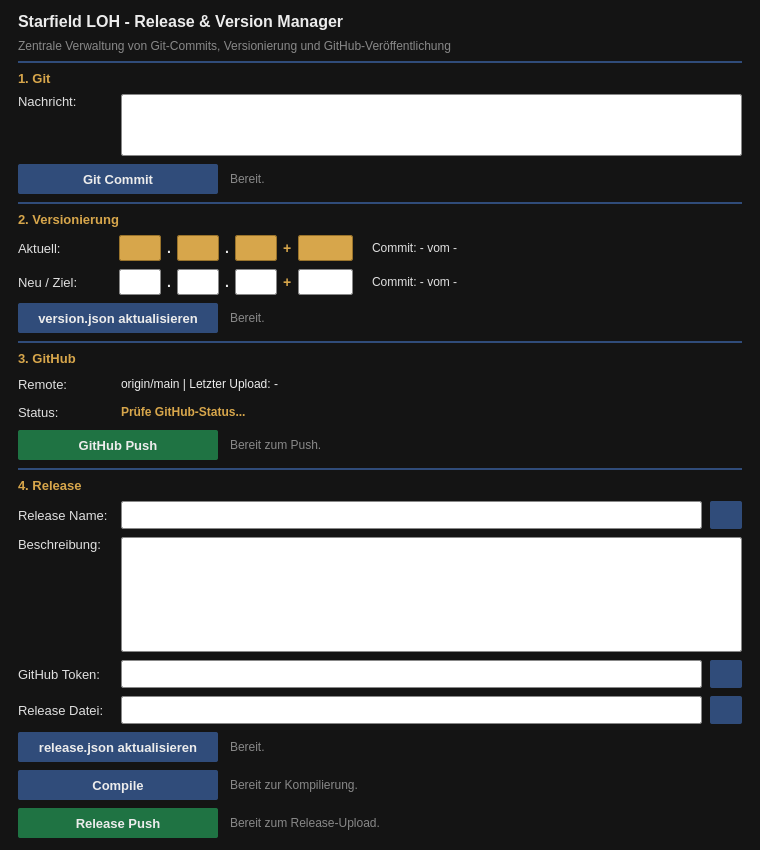
This is Release/Build_Release.ui in Looking4Git/Starfield_LOH as Qt 5 draws it before an edit. The edited form follows.
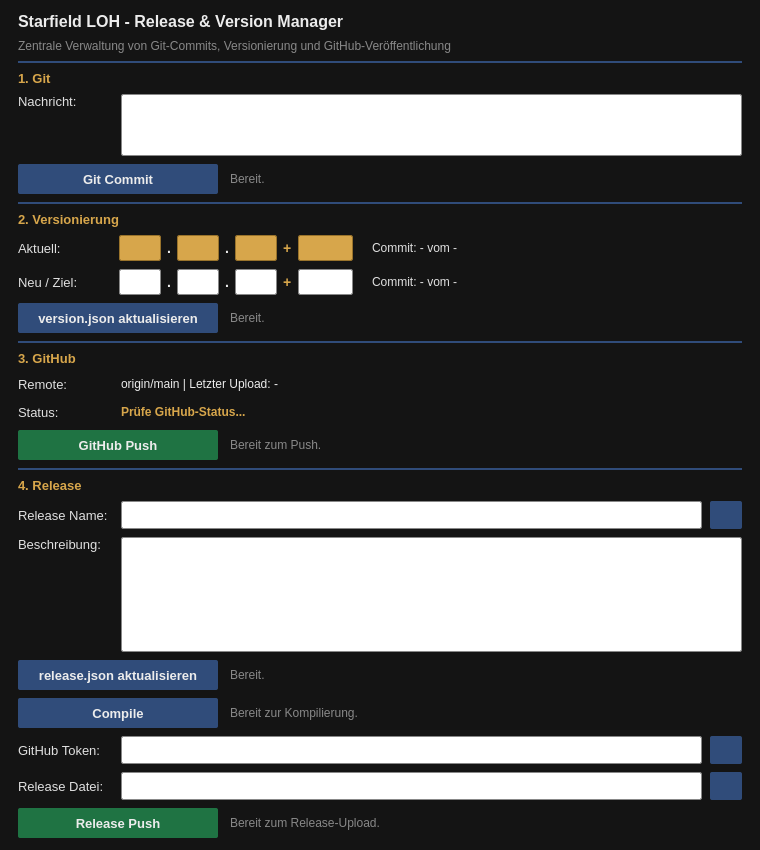
This is the edited form.

Commit message: feat(release): Packaging auf flaches ZIP umgestellt, Starfield_LOH.ico eingebunden, Konsolen-Flackern behoben und Classifier-UI-Aktivierungssteuerung korrigiert

```diff
--- a/Release/Build_Release.ui
+++ b/Release/Build_Release.ui
@@ -990,6 +990,120 @@
     </layout>
    </item>
 
+   <!-- release.json aktualisieren Button & Status -->
+   <item>
+    <layout class="QHBoxLayout" name="row_rel_save">
+     <property name="spacing">
+      <number>12</number>
+     </property>
+     <item>
+      <widget class="QPushButton" name="btn_save_release">
+       <property name="minimumSize">
+        <size>
+         <width>200</width>
+         <height>30</height>
+        </size>
+       </property>
+       <property name="maximumSize">
+        <size>
+         <width>200</width>
+         <height>30</height>
+        </size>
+       </property>
+       <property name="cursor">
+        <cursorShape>PointingHandCursor</cursorShape>
+       </property>
+       <property name="styleSheet">
+        <string notr="true">QPushButton { background-color: #304C7A; color: #ECECEC; border: none; border-radius: 2px; padding: 4px 16px; font-size: 13px; font-weight: bold; } QPushButton:hover { background-color: #5b7a9e; } QPushButton:pressed { background-color: #1e3355; }</string>
+       </property>
+       <property name="text">
+        <string>release.json aktualisieren</string>
+       </property>
+      </widget>
+     </item>
+     <item>
+      <widget class="QLabel" name="lbl_rel_save_status">
+       <property name="styleSheet">
+        <string notr="true">color: #888888; font-size: 12px;</string>
+       </property>
+       <property name="text">
+        <string>Bereit.</string>
+       </property>
+      </widget>
+     </item>
+     <item>
+      <spacer name="spacer_rel_save">
+       <property name="orientation">
+        <enum>Qt::Orientation::Horizontal</enum>
+       </property>
+       <property name="sizeHint" stdset="0">
+        <size>
+         <width>40</width>
+         <height>20</height>
+        </size>
+       </property>
+      </spacer>
+     </item>
+    </layout>
+   </item>
+
+   <!-- Compile Button & Status -->
+   <item>
+    <layout class="QHBoxLayout" name="row_rel_compile">
+     <property name="spacing">
+      <number>12</number>
+     </property>
+     <item>
+      <widget class="QPushButton" name="btn_compile">
+       <property name="minimumSize">
+        <size>
+         <width>200</width>
+         <height>30</height>
+        </size>
+       </property>
+       <property name="maximumSize">
+        <size>
+         <width>200</width>
+         <height>30</height>
+        </size>
+       </property>
+       <property name="cursor">
+        <cursorShape>PointingHandCursor</cursorShape>
+       </property>
+       <property name="styleSheet">
+        <string notr="true">QPushButton { background-color: #304C7A; color: #ECECEC; border: none; border-radius: 2px; padding: 4px 16px; font-size: 13px; font-weight: bold; } QPushButton:hover { background-color: #5b7a9e; } QPushButton:pressed { background-color: #1e3355; }</string>
+       </property>
+       <property name="text">
+        <string>Compile</string>
+       </property>
+      </widget>
+     </item>
+     <item>
+      <widget class="QLabel" name="lbl_compile_status">
+       <property name="styleSheet">
+        <string notr="true">color: #888888; font-size: 12px;</string>
+       </property>
+       <property name="text">
+        <string>Bereit zur Kompilierung.</string>
+       </property>
+      </widget>
+     </item>
+     <item>
+      <spacer name="spacer_compile">
+       <property name="orientation">
+        <enum>Qt::Orientation::Horizontal</enum>
+       </property>
+       <property name="sizeHint" stdset="0">
+        <size>
+         <width>40</width>
+         <height>20</height>
+        </size>
+       </property>
+      </spacer>
+     </item>
+    </layout>
+   </item>
+
    <!-- GitHub Token Eingabe -->
    <item>
     <layout class="QHBoxLayout" name="row_rel_token">
@@ -1131,120 +1245,6 @@
     </layout>
    </item>
 
-   <!-- release.json aktualisieren Button & Status -->
-   <item>
-    <layout class="QHBoxLayout" name="row_rel_save">
-     <property name="spacing">
-      <number>12</number>
-     </property>
-     <item>
-      <widget class="QPushButton" name="btn_save_release">
-       <property name="minimumSize">
-        <size>
-         <width>200</width>
-         <height>30</height>
-        </size>
-       </property>
-       <property name="maximumSize">
-        <size>
-         <width>200</width>
-         <height>30</height>
-        </size>
-       </property>
-       <property name="cursor">
-        <cursorShape>PointingHandCursor</cursorShape>
-       </property>
-       <property name="styleSheet">
-        <string notr="true">QPushButton { background-color: #304C7A; color: #ECECEC; border: none; border-radius: 2px; padding: 4px 16px; font-size: 13px; font-weight: bold; } QPushButton:hover { background-color: #5b7a9e; } QPushButton:pressed { background-color: #1e3355; }</string>
-       </property>
-       <property name="text">
-        <string>release.json aktualisieren</string>
-       </property>
-      </widget>
-     </item>
-     <item>
-      <widget class="QLabel" name="lbl_rel_save_status">
-       <property name="styleSheet">
-        <string notr="true">color: #888888; font-size: 12px;</string>
-       </property>
-       <property name="text">
-        <string>Bereit.</string>
-       </property>
-      </widget>
-     </item>
-     <item>
-      <spacer name="spacer_rel_save">
-       <property name="orientation">
-        <enum>Qt::Orientation::Horizontal</enum>
-       </property>
-       <property name="sizeHint" stdset="0">
-        <size>
-         <width>40</width>
-         <height>20</height>
-        </size>
-       </property>
-      </spacer>
-     </item>
-    </layout>
-   </item>
-
-   <!-- Compile Button & Status -->
-   <item>
-    <layout class="QHBoxLayout" name="row_rel_compile">
-     <property name="spacing">
-      <number>12</number>
-     </property>
-     <item>
-      <widget class="QPushButton" name="btn_compile">
-       <property name="minimumSize">
-        <size>
-         <width>200</width>
-         <height>30</height>
-        </size>
-       </property>
-       <property name="maximumSize">
-        <size>
-         <width>200</width>
-         <height>30</height>
-        </size>
-       </property>
-       <property name="cursor">
-        <cursorShape>PointingHandCursor</cursorShape>
-       </property>
-       <property name="styleSheet">
-        <string notr="true">QPushButton { background-color: #304C7A; color: #ECECEC; border: none; border-radius: 2px; padding: 4px 16px; font-size: 13px; font-weight: bold; } QPushButton:hover { background-color: #5b7a9e; } QPushButton:pressed { background-color: #1e3355; }</string>
-       </property>
-       <property name="text">
-        <string>Compile</string>
-       </property>
-      </widget>
-     </item>
-     <item>
-      <widget class="QLabel" name="lbl_compile_status">
-       <property name="styleSheet">
-        <string notr="true">color: #888888; font-size: 12px;</string>
-       </property>
-       <property name="text">
-        <string>Bereit zur Kompilierung.</string>
-       </property>
-      </widget>
-     </item>
-     <item>
-      <spacer name="spacer_compile">
-       <property name="orientation">
-        <enum>Qt::Orientation::Horizontal</enum>
-       </property>
-       <property name="sizeHint" stdset="0">
-        <size>
-         <width>40</width>
-         <height>20</height>
-        </size>
-       </property>
-      </spacer>
-     </item>
-    </layout>
-   </item>
-
    <!-- Release Push Button & Status -->
    <item>
     <layout class="QHBoxLayout" name="row_rel_push">
```
The commit also changes 12 other files.
